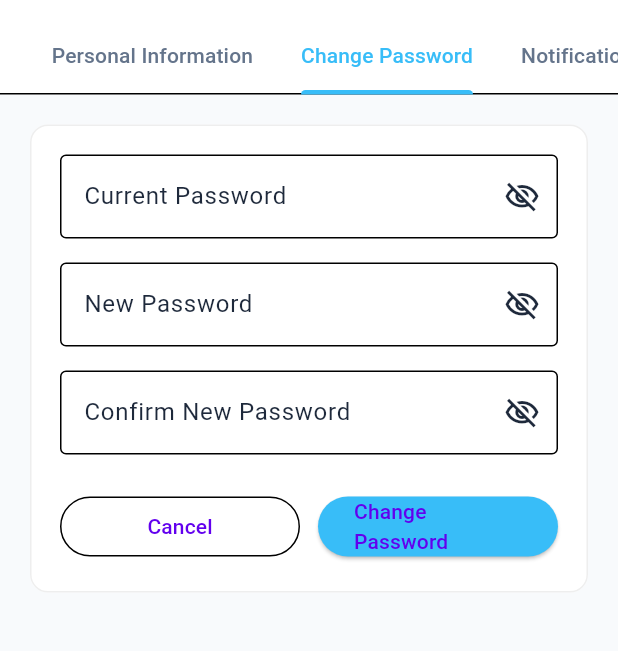
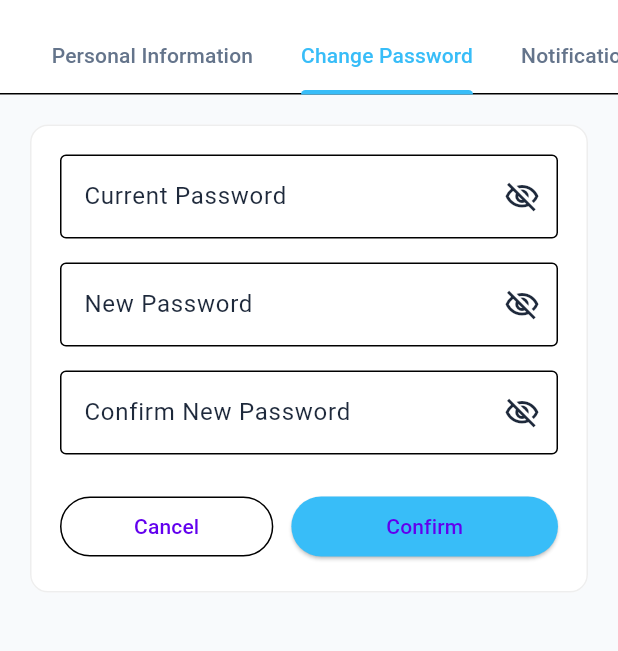
Before and after one commit to bahintingchristopher/mentra_ai_mobile_view_flutter, a Flutter app: the ProfileSettingsView screen opened directly, tab 2 chosen, on a phone screen of 412 x 824 dp, the part 63-714 px from its top. Run offline on Flutter 3.47's test engine with Material 3 defaults, Android fonts, the phone set to English and light mode, and no system bars; our stand-ins replace flutter_secure_storage, shared_preferences; accounts and stored records are empty; network calls fail.

Commit message:
Fix: fixes the dark and light backgrounds

```diff
--- a/lib/features/auth/auth_service.dart
+++ b/lib/features/auth/auth_service.dart
@@ -37,6 +37,7 @@ class AuthService {
       final String refreshToken = tokens?['refresh'] ??
         responseData['refresh'] ??
         '';
+        // print ('Refresh token received : ${refreshToken.isNotEmpty}');
 
       // Save credentials using the static StorageService
       if (accessToken.isNotEmpty) {
--- a/lib/learner/profile/change_password/change_password_view.dart
+++ b/lib/learner/profile/change_password/change_password_view.dart
@@ -59,6 +59,7 @@ class _ChangePasswordViewState extends State<ChangePasswordView> {
                     // mainAxisAlignment: MainAxisAlignment.end,
                     children: [
                         Expanded(
+                          flex: 4, //cancel gets 3/8 of space
                           child: OutlinedButton(
                               onPressed: _controller.resetFields,
                               child: const Text('Cancel'),
@@ -67,6 +68,7 @@ class _ChangePasswordViewState extends State<ChangePasswordView> {
 
                             const SizedBox(width: 12),
                             Expanded(
+                              flex: 5, //change password get 5/8 of space
                               child: ElevatedButton(
                               onPressed: _controller.isLoading
                                   ? null
@@ -87,7 +89,7 @@ class _ChangePasswordViewState extends State<ChangePasswordView> {
                               style: ElevatedButton.styleFrom(
                                 backgroundColor: const Color(0xFF38BDF8),
                         ),
-                        child: const Text('Change Password'),
+                        child: const Text('Confirm'),
                       ),
                             ),
                     ],
--- a/lib/learner/profile/profile_settings_view.dart
+++ b/lib/learner/profile/profile_settings_view.dart
@@ -9,33 +9,31 @@ class ProfileSettingsView extends StatelessWidget {
 
   @override
   Widget build(BuildContext context) {
+    final isDark = Theme.of(context).brightness == Brightness.dark;
+
     return DefaultTabController(
       length: 4,
       child: Scaffold(
-        backgroundColor: const Color(0xFFF8FAFC),
+        backgroundColor: isDark ? const Color(0xFF0D1322) : const Color(0xFFF8FAFC),
         appBar: AppBar(
-          backgroundColor: Colors.white,
+          backgroundColor: isDark ? const Color(0xFF434B5E) : Colors.white,
           elevation: 0,
-          title: const Text(
+          title: Text(
             'Profile Settings',
             style: TextStyle(
-              color: Color(0xFF0F172A),
+              color: isDark ? Colors.white : const Color(0xFF0F172A),
               fontWeight: FontWeight.bold,
             ),
           ),
-          // actions: [
-          //   TextButton(
-          //     onPressed: () => Navigator.pop(context),
-          //     child: const Text('Back to Dashboard'),
-          //   ),
-          // ],
-          bottom: const TabBar(
+          bottom: TabBar(
             isScrollable: true,
-            labelColor: Color(0xFF38BDF8),
-            unselectedLabelColor: Color(0xFF64748B),
-            indicatorColor: Color(0xFF38BDF8),
+            labelColor: const Color(0xFF38BDF8),
+            unselectedLabelColor: isDark
+                ? const Color(0xFF94A3B8)
+                : const Color(0xFF64748B),
+            indicatorColor: const Color(0xFF38BDF8),
             indicatorWeight: 3,
-            tabs: [
+            tabs: const [
               Tab(text: 'Personal Information'),
               Tab(text: 'Change Password'),
               Tab(text: 'Notifications'),
```
Also changed, not shown: lib/learner/microtrainings/microtraining_card.dart (+51 -20 lines).
